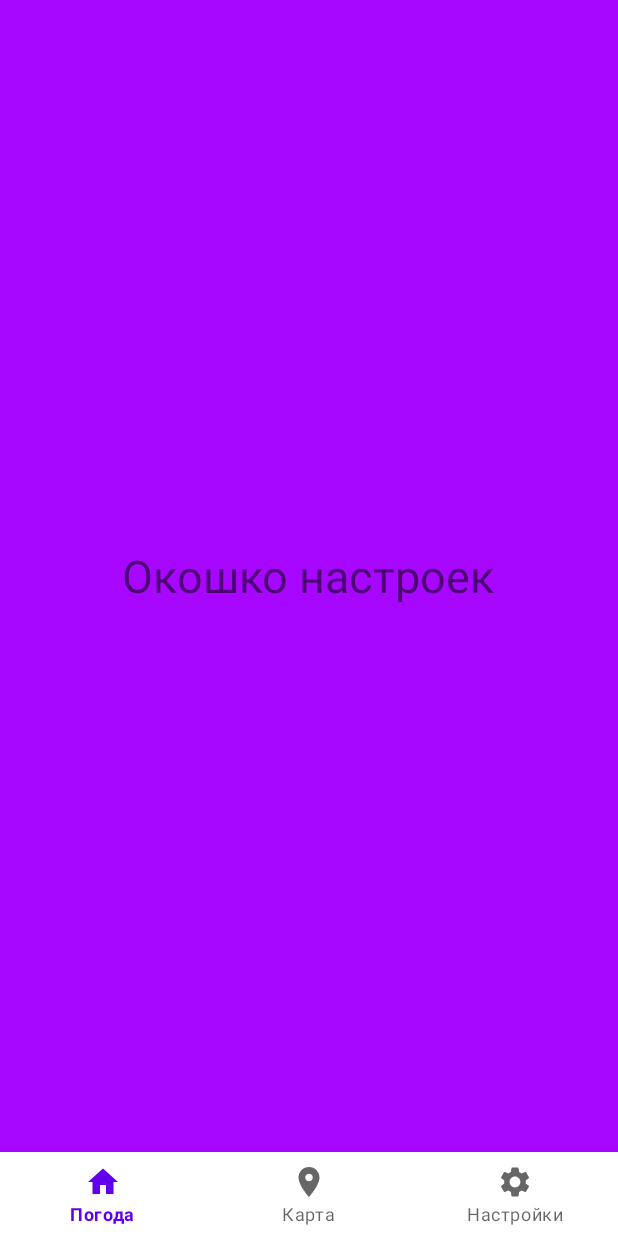
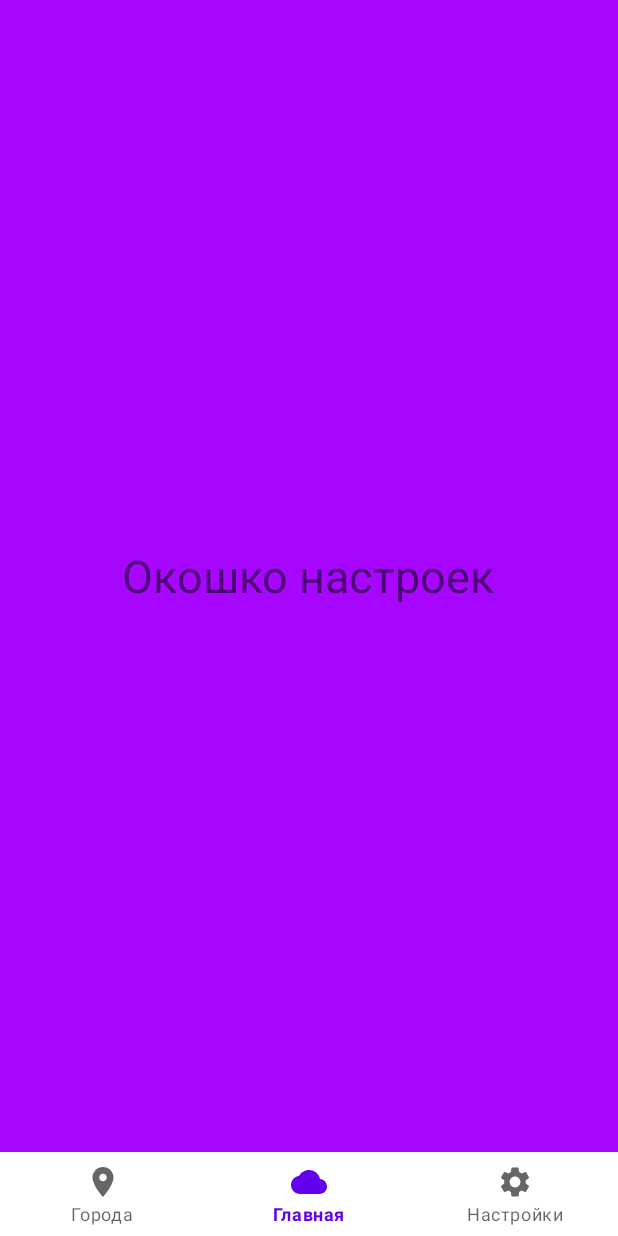
Before and after one commit to l-Mel-l/WeatherInformer, an Android app: the fragment SettingsFragment placed in its activity, on a phone screen of 412 x 824 dp. Run offline under Robolectric (Android 15) with nearby library versions, the phone set to English and light mode, and no system bars.

Commit message:
Изменено нижнее меню + Главная вкладка по центру - по умолчанию + оптимизировано изменение фрагментов + переименованы файлы иконок + строки вынесены в ресурсы

```diff
--- a/app/src/main/java/com/example/weatherinformer/HomeFragment.java
+++ b/app/src/main/java/com/example/weatherinformer/HomeFragment.java
@@ -8,57 +8,14 @@ import android.view.LayoutInflater;
 import android.view.View;
 import android.view.ViewGroup;
 
-/**
- * A simple {@link Fragment} subclass.
- * Use the {@link HomeFragment#newInstance} factory method to
- * create an instance of this fragment.
- */
 public class HomeFragment extends Fragment {
-
-    // TODO: Rename parameter arguments, choose names that match
-    // the fragment initialization parameters, e.g. ARG_ITEM_NUMBER
-    private static final String ARG_PARAM1 = "param1";
-    private static final String ARG_PARAM2 = "param2";
-
-    // TODO: Rename and change types of parameters
-    private String mParam1;
-    private String mParam2;
-
-    public HomeFragment() {
-        // Required empty public constructor
-    }
-
-    /**
-     * Use this factory method to create a new instance of
-     * this fragment using the provided parameters.
-     *
-     * @param param1 Parameter 1.
-     * @param param2 Parameter 2.
-     * @return A new instance of fragment HomeFragment.
-     */
-    // TODO: Rename and change types and number of parameters
-    public static HomeFragment newInstance(String param1, String param2) {
-        HomeFragment fragment = new HomeFragment();
-        Bundle args = new Bundle();
-        args.putString(ARG_PARAM1, param1);
-        args.putString(ARG_PARAM2, param2);
-        fragment.setArguments(args);
-        return fragment;
+    @Override
+    public void onCreate(Bundle savedInstanceState) {
+        super.onCreate(savedInstanceState);
     }
 
     @Override
-    public void onCreate(Bundle savedInstanceState) {
-        super.onCreate(savedInstanceState);
-        if (getArguments() != null) {
-            mParam1 = getArguments().getString(ARG_PARAM1);
-            mParam2 = getArguments().getString(ARG_PARAM2);
-        }
-    }
-
-    @Override
-    public View onCreateView(LayoutInflater inflater, ViewGroup container,
-                             Bundle savedInstanceState) {
-        // Inflate the layout for this fragment
+    public View onCreateView(LayoutInflater inflater, ViewGroup container, Bundle savedInstanceState) {
         return inflater.inflate(R.layout.fragment_home, container, false);
     }
 }
--- a/app/src/main/java/com/example/weatherinformer/MainActivity.java
+++ b/app/src/main/java/com/example/weatherinformer/MainActivity.java
@@ -2,9 +2,8 @@ package com.example.weatherinformer;
 
 import androidx.appcompat.app.AppCompatActivity;
 import androidx.fragment.app.Fragment;
-import androidx.fragment.app.FragmentManager;
-import androidx.fragment.app.FragmentTransaction;
 
+import android.annotation.SuppressLint;
 import android.os.Bundle;
 
 import com.example.weatherinformer.databinding.ActivityMainBinding;
@@ -13,6 +12,7 @@ public class MainActivity extends AppCompatActivity {
 
     ActivityMainBinding binding;
 
+    @SuppressLint("NonConstantResourceId")
     @Override
     protected void onCreate(Bundle savedInstanceState) {
         super.onCreate(savedInstanceState);
@@ -20,28 +20,24 @@ public class MainActivity extends AppCompatActivity {
         setContentView(binding.getRoot());
         replaceFragment(new HomeFragment());
         getSupportActionBar().hide();
+        binding.bottomNavigationView.getMenu().findItem(R.id.main).setChecked(true);
 
         binding.bottomNavigationView.setOnItemSelectedListener(item -> {
-
             switch (item.getItemId()){
-                case R.id.home:
+                case R.id.main:
                     replaceFragment(new HomeFragment());
                     break;
-                case R.id.place:
+                case R.id.cities:
                     replaceFragment(new PlaceFragment());
                     break;
                 case R.id.settings:
                     replaceFragment(new SettingsFragment());
                     break;
             }
-
             return true;
         });
     }
     private void replaceFragment(Fragment fragment){
-        FragmentManager fragmentManager = getSupportFragmentManager();
-        FragmentTransaction fragmentTransaction = fragmentManager.beginTransaction();
-        fragmentTransaction.replace(R.id.frame_layout,fragment);
-        fragmentTransaction.commit();
+        getSupportFragmentManager().beginTransaction().replace(R.id.fragmentPlace, fragment).commit();
     }
 }
--- a/app/src/main/java/com/example/weatherinformer/SettingsFragment.java
+++ b/app/src/main/java/com/example/weatherinformer/SettingsFragment.java
@@ -8,57 +8,14 @@ import android.view.LayoutInflater;
 import android.view.View;
 import android.view.ViewGroup;
 
-/**
- * A simple {@link Fragment} subclass.
- * Use the {@link SettingsFragment#newInstance} factory method to
- * create an instance of this fragment.
- */
 public class SettingsFragment extends Fragment {
-
-    // TODO: Rename parameter arguments, choose names that match
-    // the fragment initialization parameters, e.g. ARG_ITEM_NUMBER
-    private static final String ARG_PARAM1 = "param1";
-    private static final String ARG_PARAM2 = "param2";
-
-    // TODO: Rename and change types of parameters
-    private String mParam1;
-    private String mParam2;
-
-    public SettingsFragment() {
-        // Required empty public constructor
-    }
-
-    /**
-     * Use this factory method to create a new instance of
-     * this fragment using the provided parameters.
-     *
-     * @param param1 Parameter 1.
-     * @param param2 Parameter 2.
-     * @return A new instance of fragment SettingsFragment.
-     */
-    // TODO: Rename and change types and number of parameters
-    public static SettingsFragment newInstance(String param1, String param2) {
-        SettingsFragment fragment = new SettingsFragment();
-        Bundle args = new Bundle();
-        args.putString(ARG_PARAM1, param1);
-        args.putString(ARG_PARAM2, param2);
-        fragment.setArguments(args);
-        return fragment;
+    @Override
+    public void onCreate(Bundle savedInstanceState) {
+        super.onCreate(savedInstanceState);
     }
 
     @Override
-    public void onCreate(Bundle savedInstanceState) {
-        super.onCreate(savedInstanceState);
-        if (getArguments() != null) {
-            mParam1 = getArguments().getString(ARG_PARAM1);
-            mParam2 = getArguments().getString(ARG_PARAM2);
-        }
-    }
-
-    @Override
-    public View onCreateView(LayoutInflater inflater, ViewGroup container,
-                             Bundle savedInstanceState) {
-        // Inflate the layout for this fragment
+    public View onCreateView(LayoutInflater inflater, ViewGroup container, Bundle savedInstanceState) {
         return inflater.inflate(R.layout.fragment_settings, container, false);
     }
 }
--- a/app/src/main/res/drawable/baseline_home_24.xml
+++ /dev/null
@@ -1,5 +0,0 @@
-<vector android:height="24dp" android:tint="#000000"
-    android:viewportHeight="24" android:viewportWidth="24"
-    android:width="24dp" xmlns:android="http://schemas.android.com/apk/res/android">
-    <path android:fillColor="@android:color/white" android:pathData="M10,20v-6h4v6h5v-8h3L12,3 2,12h3v8z"/>
-</vector>
--- /dev/null
+++ b/app/src/main/res/drawable/main_icon.xml
@@ -0,0 +1,5 @@
+<vector android:height="24dp" android:tint="#000000"
+    android:viewportHeight="24" android:viewportWidth="24"
+    android:width="24dp" xmlns:android="http://schemas.android.com/apk/res/android">
+    <path android:fillColor="@android:color/white" android:pathData="M19.35,10.04C18.67,6.59 15.64,4 12,4 9.11,4 6.6,5.64 5.35,8.04 2.34,8.36 0,10.91 0,14c0,3.31 2.69,6 6,6h13c2.76,0 5,-2.24 5,-5 0,-2.64 -2.05,-4.78 -4.65,-4.96z"/>
+</vector>
--- a/app/src/main/res/layout/activity_main.xml
+++ b/app/src/main/res/layout/activity_main.xml
@@ -7,7 +7,7 @@
     tools:context=".MainActivity">
 
     <FrameLayout
-        android:id="@+id/frame_layout"
+        android:id="@+id/fragmentPlace"
         android:layout_width="0dp"
         android:layout_height="0dp"
         app:layout_constraintBottom_toTopOf="@+id/bottomNavigationView"
--- a/app/src/main/res/menu/bottom_nav_menu.xml
+++ b/app/src/main/res/menu/bottom_nav_menu.xml
@@ -1,13 +1,13 @@
 <?xml version="1.0" encoding="utf-8"?>
 <menu xmlns:android="http://schemas.android.com/apk/res/android">
 
-    <item android:title="Погода"
-        android:icon="@drawable/baseline_home_24"
-        android:id="@+id/home"/>
-    <item android:title="Карта"
-        android:icon="@drawable/baseline_place_24"
-        android:id="@+id/place"/>
-    <item android:title="Настройки"
-        android:icon="@drawable/baseline_settings_24"
+    <item android:title="@string/cities"
+        android:icon="@drawable/cities_icon"
+        android:id="@+id/cities"/>
+    <item android:title="@string/main"
+        android:icon="@drawable/main_icon"
+        android:id="@+id/main"/>
+    <item android:title="@string/settings"
+        android:icon="@drawable/settings_icon"
         android:id="@+id/settings"/>
 </menu>
--- a/app/src/main/res/values/strings.xml
+++ b/app/src/main/res/values/strings.xml
@@ -1,5 +1,6 @@
 <resources>
     <string name="app_name">Weather Informer</string>
-    <!-- TODO: Remove or change this placeholder text -->
-    <string name="hello_blank_fragment">Hello blank fragment</string>
+    <string name="cities">Города</string>
+    <string name="main">Главная</string>
+    <string name="settings">Настройки</string>
 </resources>
```
Also changed, not shown: app/src/main/java/com/example/weatherinformer/PlaceFragment.java (+4 -48 lines), app/src/main/res/drawable/cities_icon.xml (line endings or trailing spaces), app/src/main/res/drawable/settings_icon.xml (line endings or trailing spaces), 1 other file.
